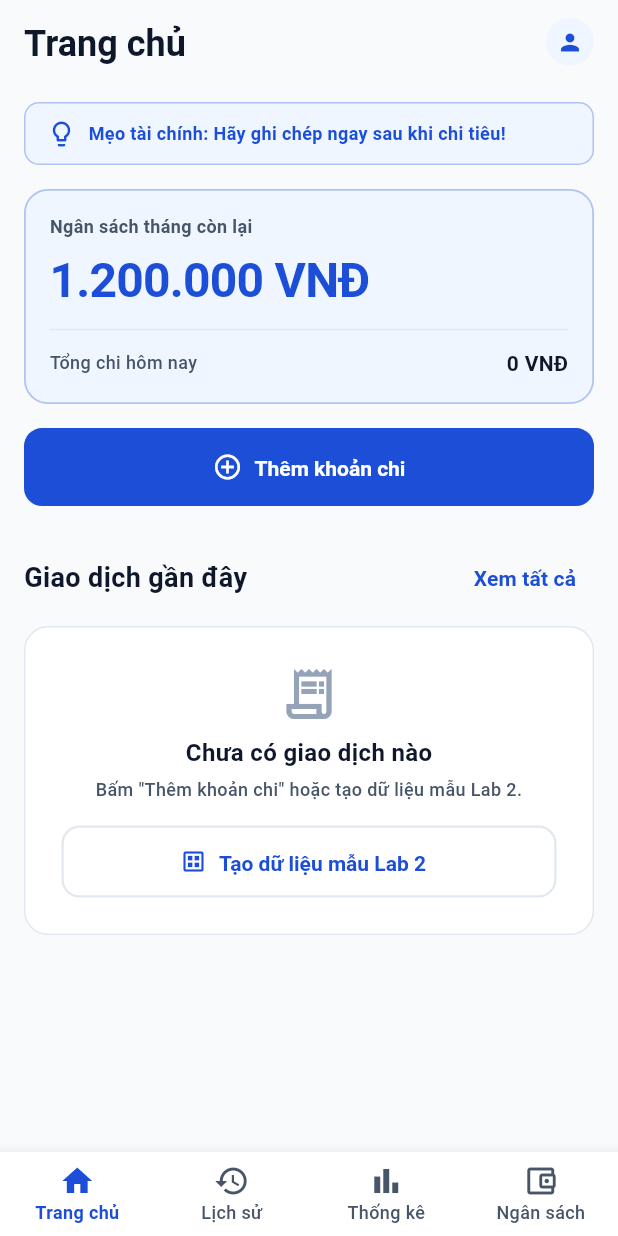
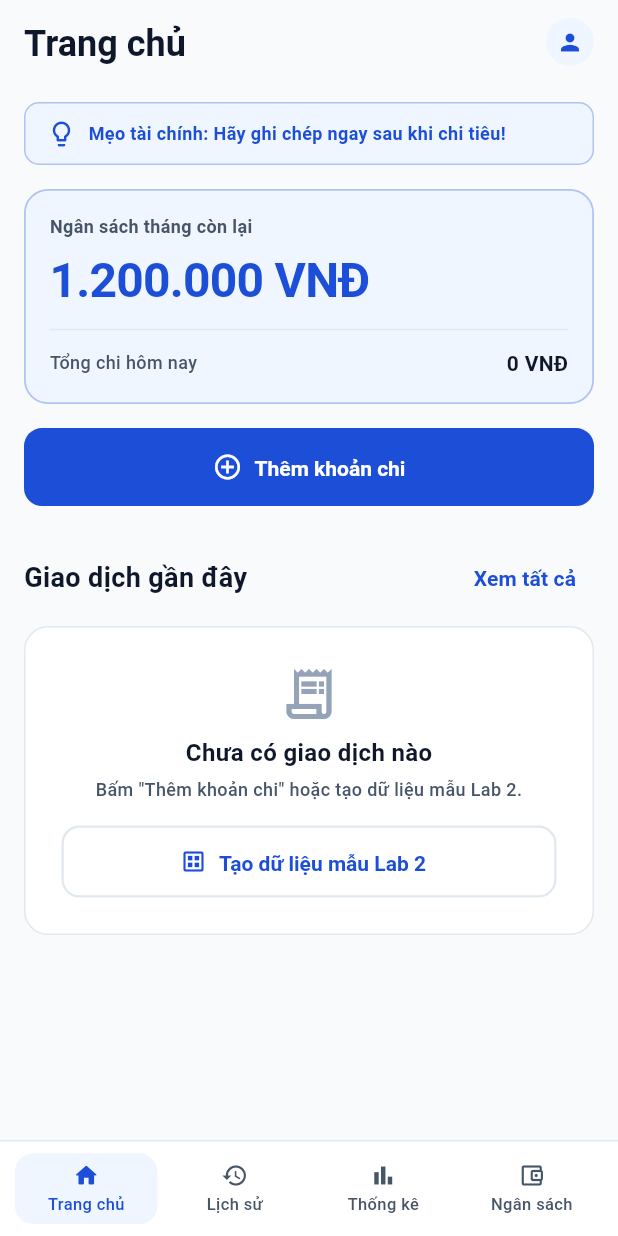
Before and after one commit to HTnguyen91/lab3, a Flutter app: the screen it shows once a user with an empty profile is signed in, on a phone screen of 412 x 824 dp. Run offline on Flutter 3.47's test engine with Material 3 defaults, Android fonts, the phone set to English and light mode, and no system bars; our stand-ins replace cloud_firestore, firebase_analytics, firebase_auth, firebase_core, firebase_crashlytics, firebase_messaging and 3 more; accounts and stored records are empty; network calls fail.

Commit message:
sua loi,update figma

```diff
--- a/PRM393_Lab03_SE180338/lib/screens/main_scaffold.dart
+++ b/PRM393_Lab03_SE180338/lib/screens/main_scaffold.dart
@@ -77,31 +77,73 @@ class _MainScaffoldState extends State<MainScaffold> {
         ],
       ),
       body: IndexedStack(index: _currentIndex, children: screens),
-      bottomNavigationBar: BottomNavigationBar(
-        currentIndex: _currentIndex,
-        onTap: _navigateToIndex,
-        items: const [
-          BottomNavigationBarItem(
-            icon: Icon(Icons.home_outlined),
-            activeIcon: Icon(Icons.home),
-            label: 'Trang chủ',
+      bottomNavigationBar: Container(
+        height: 64,
+        padding: const EdgeInsets.all(8),
+        decoration: const BoxDecoration(
+          color: AppColors.surface,
+          border: Border(
+            top: BorderSide(color: AppColors.divider, width: 1),
           ),
-          BottomNavigationBarItem(
-            icon: Icon(Icons.history_outlined),
-            activeIcon: Icon(Icons.history),
-            label: 'Lịch sử',
+        ),
+        child: Row(
+          mainAxisAlignment: MainAxisAlignment.spaceBetween,
+          children: [
+            _buildNavItem(0, 'Trang chủ', Icons.home_rounded, Icons.home_outlined),
+            _buildNavItem(1, 'Lịch sử', Icons.history_rounded, Icons.history_outlined),
+            _buildNavItem(2, 'Thống kê', Icons.bar_chart_rounded, Icons.bar_chart_outlined),
+            _buildNavItem(
+              3,
+              'Ngân sách',
+              Icons.account_balance_wallet_rounded,
+              Icons.account_balance_wallet_outlined,
+            ),
+          ],
+        ),
+      ),
+    );
+  }
+
+  Widget _buildNavItem(
+    int index,
+    String label,
+    IconData activeIcon,
+    IconData inactiveIcon,
+  ) {
+    final isSelected = _currentIndex == index;
+    return Expanded(
+      child: GestureDetector(
+        behavior: HitTestBehavior.opaque,
+        onTap: () => _navigateToIndex(index),
+        child: AnimatedContainer(
+          duration: const Duration(milliseconds: 200),
+          curve: Curves.easeOutCubic,
+          height: 48,
+          margin: const EdgeInsets.symmetric(horizontal: 2),
+          decoration: BoxDecoration(
+            color: isSelected ? AppColors.primaryTint : Colors.transparent,
+            borderRadius: BorderRadius.circular(12),
           ),
-          BottomNavigationBarItem(
-            icon: Icon(Icons.bar_chart_outlined),
-            activeIcon: Icon(Icons.bar_chart),
-            label: 'Thống kê',
+          child: Column(
+            mainAxisAlignment: MainAxisAlignment.center,
+            children: [
+              Icon(
+                isSelected ? activeIcon : inactiveIcon,
+                size: 18,
+                color: isSelected ? AppColors.primary : AppColors.textSecondary,
+              ),
+              const SizedBox(height: 2),
+              Text(
+                label,
+                style: TextStyle(
+                  fontSize: 11,
+                  fontWeight: FontWeight.w500,
+                  color: isSelected ? AppColors.primary : AppColors.textSecondary,
+                ),
+              ),
+            ],
           ),
-          BottomNavigationBarItem(
-            icon: Icon(Icons.account_balance_wallet_outlined),
-            activeIcon: Icon(Icons.account_balance_wallet),
-            label: 'Ngân sách',
-          ),
-        ],
+        ),
       ),
     );
   }
--- a/PRM393_Lab03_SE180338/lib/services/auth_service.dart
+++ b/PRM393_Lab03_SE180338/lib/services/auth_service.dart
@@ -4,7 +4,7 @@ import 'package:flutter/foundation.dart';
 
 class AuthService {
   final FirebaseAuth _auth = FirebaseAuth.instance;
-  final GoogleSignIn _googleSignIn = GoogleSignIn();
+  late final GoogleSignIn _googleSignIn = GoogleSignIn();
 
   // Stream of auth changes
   Stream<User?> get authStateChanges => _auth.authStateChanges();
@@ -50,9 +50,11 @@ class AuthService {
 
   /// Sign out
   Future<void> signOut() async {
-    try {
-      await _googleSignIn.signOut();
-    } catch (_) {}
+    if (!kIsWeb) {
+      try {
+        await _googleSignIn.signOut();
+      } catch (_) {}
+    }
     await _auth.signOut();
   }
 }
--- a/PRM393_Lab03_SE180338/lib/services/fcm_service.dart
+++ b/PRM393_Lab03_SE180338/lib/services/fcm_service.dart
@@ -12,6 +12,7 @@ class FCMService {
     String? userId, {
     Function(String? screen)? onNotificationTap,
   }) async {
+    if (kIsWeb) return;
     try {
       // Request permission on Android 13+ & iOS
       NotificationSettings settings = await _fcm.requestPermission(
--- a/PRM393_Lab03_SE180338/lib/theme/app_theme.dart
+++ b/PRM393_Lab03_SE180338/lib/theme/app_theme.dart
@@ -68,11 +68,11 @@ class AppTheme {
         ),
         border: OutlineInputBorder(
           borderRadius: AppSpacing.inputRadius,
-          borderSide: const BorderSide(color: AppColors.inputBorder, width: 1),
+          borderSide: const BorderSide(color: AppColors.controlBorder, width: 1),
         ),
         enabledBorder: OutlineInputBorder(
           borderRadius: AppSpacing.inputRadius,
-          borderSide: const BorderSide(color: AppColors.inputBorder, width: 1),
+          borderSide: const BorderSide(color: AppColors.controlBorder, width: 1),
         ),
         focusedBorder: OutlineInputBorder(
           borderRadius: AppSpacing.inputRadius,
```
Also changed, not shown: PRM393_Lab03_SE180338/lib/screens/s02_add_transaction_screen.dart (+33 -3 lines), PRM393_Lab03_SE180338/lib/services/crashlytics_service.dart (+15 -7 lines), PRM393_Lab03_SE180338/lib/widgets/budget_card.dart (+47 -28 lines), PRM393_Lab03_SE180338/lib/widgets/transaction_row.dart (+38 -17 lines), PRM393_Lab03_SE180338/lib/firebase_options.dart, 3 other files.
